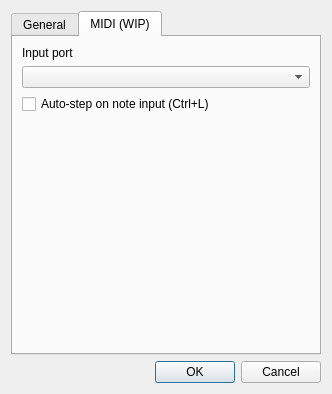
Before: the Qt Designer form src/editor/SettingsDialog.ui in yuxshao/ptcollab, drawn with Qt 5.
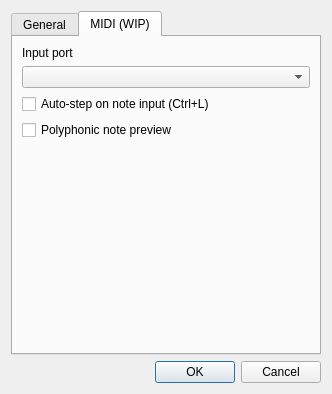
After: the same form once the commit is applied. The open tabs and pages were chosen to show the change.

Commit message: polyphonic midi note preview option

The edit to the form file:
```diff
--- a/src/editor/SettingsDialog.ui
+++ b/src/editor/SettingsDialog.ui
@@ -117,6 +117,13 @@
          </property>
         </widget>
        </item>
+       <item>
+        <widget class="QCheckBox" name="polyphonicMidiNotePreviewCheck">
+         <property name="text">
+          <string>Polyphonic note preview</string>
+         </property>
+        </widget>
+       </item>
        <item>
         <spacer name="verticalSpacer">
          <property name="orientation">
```
The commit also changes 5 other files.
